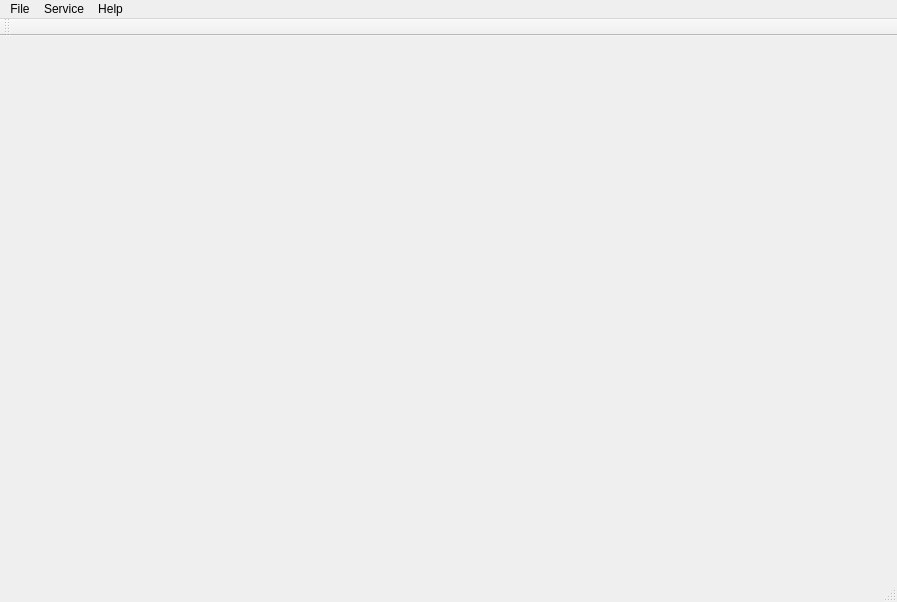
First picture: the form in mainwindow.ui, repository caxapyk/pa-decision, before the edit.
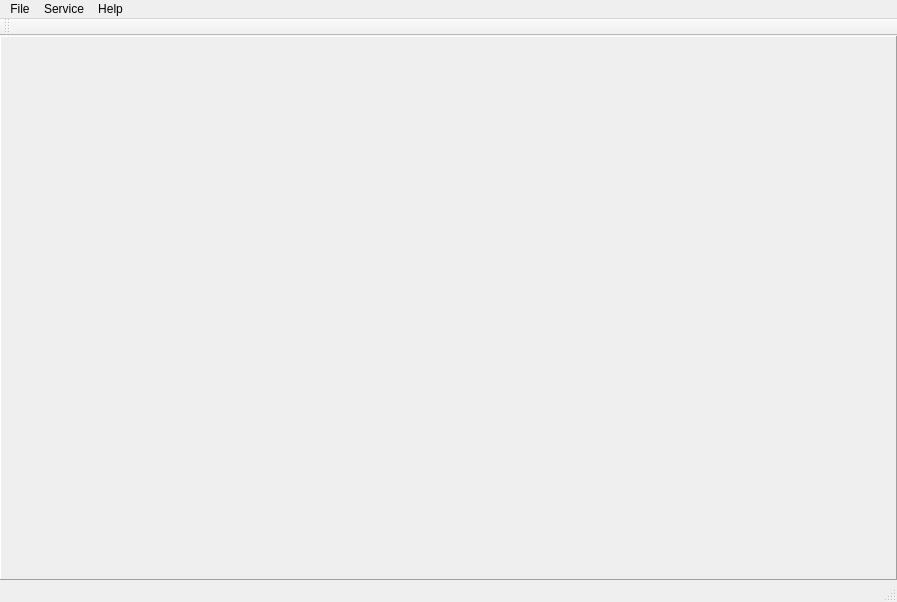
Second picture: the form after the edit. Icons and pictures are not drawn.

What changed in the file:
```diff
--- a/mainwindow.ui
+++ b/mainwindow.ui
@@ -19,8 +19,29 @@
   </property>
   <widget class="QWidget" name="centralwidget">
    <layout class="QVBoxLayout" name="verticalLayout">
+    <property name="spacing">
+     <number>0</number>
+    </property>
+    <property name="leftMargin">
+     <number>0</number>
+    </property>
+    <property name="topMargin">
+     <number>0</number>
+    </property>
+    <property name="rightMargin">
+     <number>0</number>
+    </property>
+    <property name="bottomMargin">
+     <number>0</number>
+    </property>
     <item>
      <widget class="QSplitter" name="splitter_layout">
+      <property name="frameShape">
+       <enum>QFrame::Panel</enum>
+      </property>
+      <property name="frameShadow">
+       <enum>QFrame::Raised</enum>
+      </property>
       <property name="orientation">
        <enum>Qt::Horizontal</enum>
       </property>
```
Left out of the diff: 14 changed lines with no effect on the pictures.
